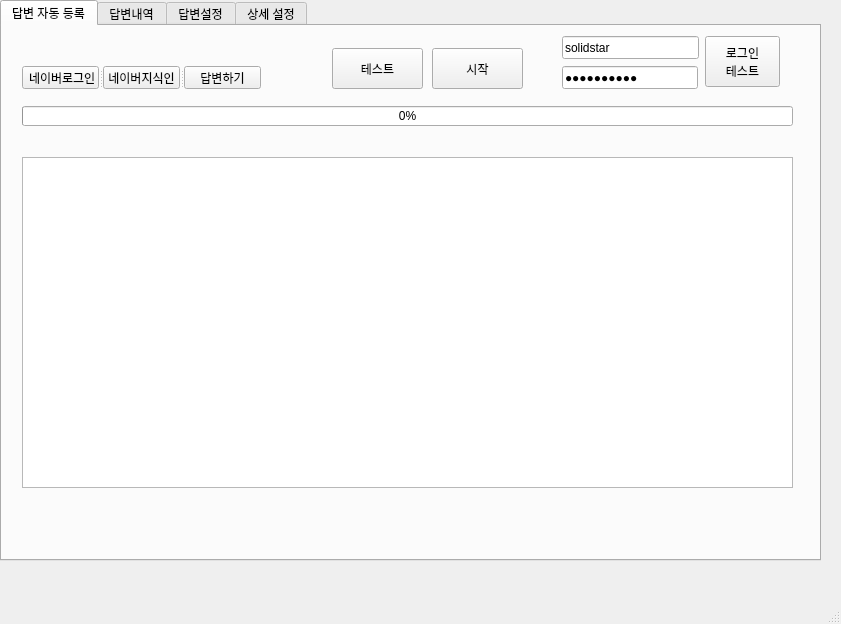
The window that untitled_kin.ui (megalabs/naver) describes before a commit, drawn with Qt 5.
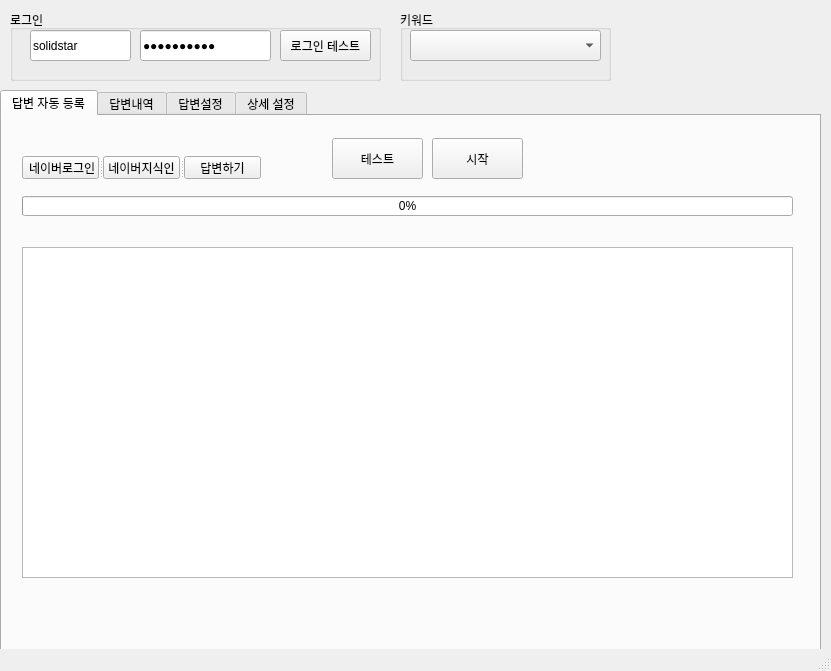
The same window after the commit. The open tabs and pages were chosen to show the change.

Diff of the .ui file:
```diff
--- a/untitled_kin.ui
+++ b/untitled_kin.ui
@@ -6,8 +6,8 @@
    <rect>
     <x>0</x>
     <y>0</y>
-    <width>841</width>
-    <height>624</height>
+    <width>831</width>
+    <height>671</height>
    </rect>
   </property>
   <property name="windowTitle">
@@ -18,7 +18,7 @@
     <property name="geometry">
      <rect>
       <x>0</x>
-      <y>0</y>
+      <y>90</y>
       <width>821</width>
       <height>561</height>
      </rect>
@@ -36,58 +36,6 @@
      <attribute name="title">
       <string>답변 자동 등록</string>
      </attribute>
-     <widget class="QPushButton" name="megalogin">
-      <property name="geometry">
-       <rect>
-        <x>703</x>
-        <y>10</y>
-        <width>75</width>
-        <height>51</height>
-       </rect>
-      </property>
-      <property name="text">
-       <string>로그인
-테스트</string>
-      </property>
-     </widget>
-     <widget class="QLineEdit" name="myid">
-      <property name="geometry">
-       <rect>
-        <x>560</x>
-        <y>10</y>
-        <width>137</width>
-        <height>23</height>
-       </rect>
-      </property>
-      <property name="text">
-       <string>solidstar</string>
-      </property>
-      <property name="placeholderText">
-       <string> 아이디</string>
-      </property>
-     </widget>
-     <widget class="QLineEdit" name="mypass">
-      <property name="geometry">
-       <rect>
-        <x>560</x>
-        <y>40</y>
-        <width>136</width>
-        <height>23</height>
-       </rect>
-      </property>
-      <property name="contextMenuPolicy">
-       <enum>Qt::DefaultContextMenu</enum>
-      </property>
-      <property name="text">
-       <string>rhfemsqpf2</string>
-      </property>
-      <property name="echoMode">
-       <enum>QLineEdit::Password</enum>
-      </property>
-      <property name="placeholderText">
-       <string> 패스워드</string>
-      </property>
-     </widget>
      <widget class="QTextBrowser" name="logArea">
       <property name="geometry">
        <rect>
@@ -914,29 +862,6 @@
        </property>
       </widget>
      </widget>
-     <widget class="QComboBox" name="keywordList">
-      <property name="geometry">
-       <rect>
-        <x>10</x>
-        <y>10</y>
-        <width>191</width>
-        <height>31</height>
-       </rect>
-      </property>
-     </widget>
-     <widget class="QPushButton" name="answerwriteBtn">
-      <property name="geometry">
-       <rect>
-        <x>325</x>
-        <y>10</y>
-        <width>111</width>
-        <height>31</height>
-       </rect>
-      </property>
-      <property name="text">
-       <string>답변추가</string>
-      </property>
-     </widget>
      <zorder>answerwriteBtn</zorder>
      <zorder>answerListTable</zorder>
      <zorder>answerListCall</zorder>
@@ -949,6 +874,93 @@
      </attribute>
     </widget>
    </widget>
+   <widget class="QGroupBox" name="groupBox">
+    <property name="geometry">
+     <rect>
+      <x>400</x>
+      <y>10</y>
+      <width>211</width>
+      <height>71</height>
+     </rect>
+    </property>
+    <property name="title">
+     <string>키워드</string>
+    </property>
+    <widget class="QComboBox" name="keywordList">
+     <property name="geometry">
+      <rect>
+       <x>10</x>
+       <y>20</y>
+       <width>191</width>
+       <height>31</height>
+      </rect>
+     </property>
+    </widget>
+   </widget>
+   <widget class="QGroupBox" name="groupBox_2">
+    <property name="geometry">
+     <rect>
+      <x>10</x>
+      <y>10</y>
+      <width>371</width>
+      <height>71</height>
+     </rect>
+    </property>
+    <property name="title">
+     <string>로그인</string>
+    </property>
+    <widget class="QPushButton" name="megalogin">
+     <property name="geometry">
+      <rect>
+       <x>270</x>
+       <y>20</y>
+       <width>91</width>
+       <height>31</height>
+      </rect>
+     </property>
+     <property name="text">
+      <string>로그인 테스트</string>
+     </property>
+    </widget>
+    <widget class="QLineEdit" name="myid">
+     <property name="geometry">
+      <rect>
+       <x>20</x>
+       <y>20</y>
+       <width>101</width>
+       <height>31</height>
+      </rect>
+     </property>
+     <property name="text">
+      <string>solidstar</string>
+     </property>
+     <property name="placeholderText">
+      <string> 아이디</string>
+     </property>
+    </widget>
+    <widget class="QLineEdit" name="mypass">
+     <property name="geometry">
+      <rect>
+       <x>130</x>
+       <y>20</y>
+       <width>131</width>
+       <height>31</height>
+      </rect>
+     </property>
+     <property name="contextMenuPolicy">
+      <enum>Qt::DefaultContextMenu</enum>
+     </property>
+     <property name="text">
+      <string>rhfemsqpf2</string>
+     </property>
+     <property name="echoMode">
+      <enum>QLineEdit::Password</enum>
+     </property>
+     <property name="placeholderText">
+      <string> 패스워드</string>
+     </property>
+    </widget>
+   </widget>
   </widget>
   <widget class="QStatusBar" name="statusbar"/>
  </widget>
```
Left out of the diff: 45 changed lines with no effect on the pictures.
